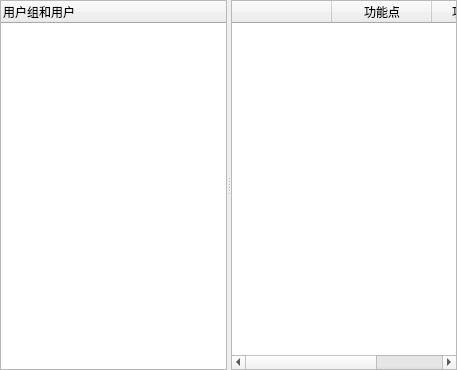
First picture: the form in SKGui/cuserswidget.ui, repository song-kang/SKHMIProject, before the edit.
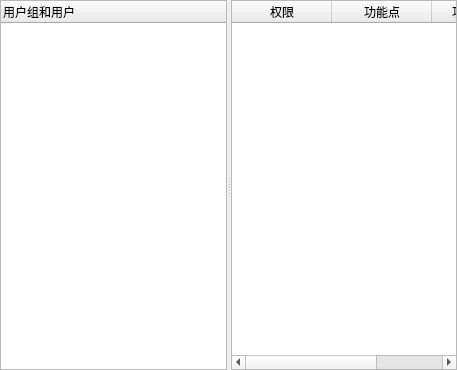
Second picture: the form after the edit.

What changed in the file:
```diff
--- a/SKGui/cuserswidget.ui
+++ b/SKGui/cuserswidget.ui
@@ -35,7 +35,7 @@
      <widget class="QTableWidget" name="tableWidgetAuth">
       <column>
        <property name="text">
-        <string/>
+        <string>权限</string>
        </property>
       </column>
       <column>
```
